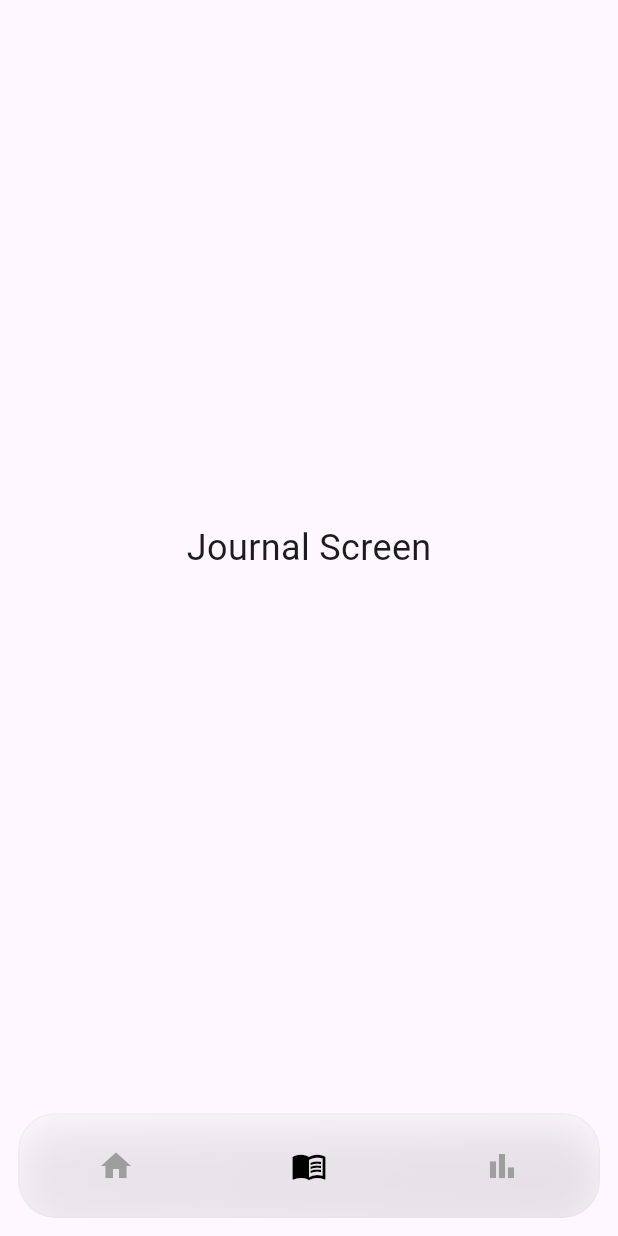
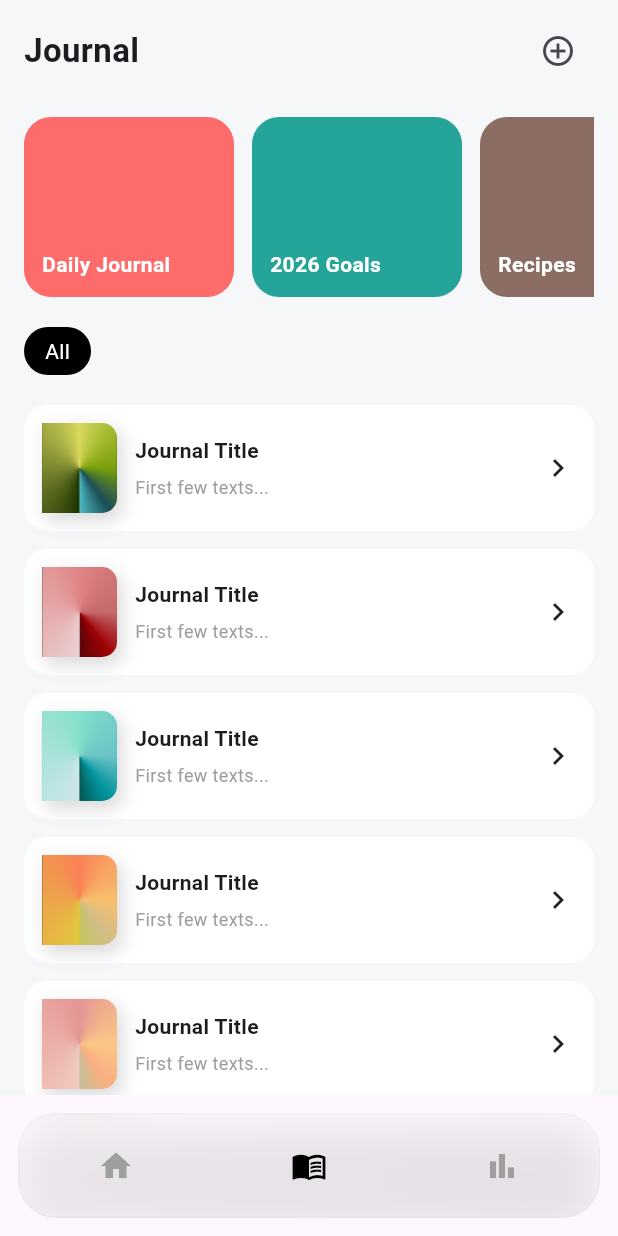
Before and after one commit to zela-Tech/Innerscape, a Flutter app: the screen it shows once a user with an empty profile is signed in, item 2 of the bottom bar chosen, on a phone screen of 412 x 824 dp. Run offline on Flutter 3.47's test engine with Material 3 defaults, Android fonts, the phone set to English and light mode, and no system bars; our stand-ins replace cloud_firestore, firebase_auth, firebase_core; accounts and stored records are empty.

Commit message:
feat(journal-main-ui): add base journal screen ui

```diff
--- a/lib/screens/journal_screen.dart
+++ b/lib/screens/journal_screen.dart
@@ -1,17 +1,197 @@
 import 'package:flutter/material.dart';
+import './add_Journal_screen.dart';
 
 class JournalScreen extends StatelessWidget {
   const JournalScreen({super.key});
 
+  final List<String> journalCovers = const [
+    "assets/images/green_cover.png",
+    "assets/images/red_cover.png",
+    "assets/images/teal_cover.png",
+    "assets/images/orange_cover.png",
+    "assets/images/pink_cover.png",
+    "assets/images/blue_cover.png",
+    "assets/images/purple_cover.png",
+  ];
+
   @override
   Widget build(BuildContext context) {
-    return const Scaffold(
-      body: Center(
-        child: Text(
-          "Journal Screen",
-          style: TextStyle(fontSize: 24),
+    return Scaffold(
+      backgroundColor: const Color(0xFFF6F7F9),
+
+      body: SafeArea(
+        child: Padding(
+          padding: const EdgeInsets.symmetric(horizontal: 16),
+          child: Column(
+            crossAxisAlignment: CrossAxisAlignment.start,
+            children: [
+
+              const SizedBox(height: 10),
+
+              //header
+              Row(
+                mainAxisAlignment: MainAxisAlignment.spaceBetween,
+                children: [
+                  const Text(
+                    "Journal",
+                    style: TextStyle(
+                      fontSize: 22,
+                      fontWeight: FontWeight.w600,
+                    ),
+                  ),
+
+                  Row(
+                    children: [
+                      IconButton(
+                        icon: const Icon(Icons.add_circle_outline),
+                        onPressed: () {
+                          Navigator.push(
+                            context,
+                            MaterialPageRoute(
+                              builder: (_) => const AddJournalScreen(),
+                            ),
+                          );
+                        },
+                      ),
+                    ],
+                  )
+                ],
+              ),
+
+              const SizedBox(height: 20),
+
+              // feature journals/most recent
+              SizedBox(
+                height: 120,
+                child: ListView(
+                  scrollDirection: Axis.horizontal,
+                  children: [
+                    _topCard("Daily Journal", Colors.redAccent),
+                    _topCard("2026 Goals", Colors.teal),
+                    _topCard("Recipes", Colors.brown),
+                  ],
+                ),
+              ),
+
+              const SizedBox(height: 20),
+              //TODO: ADD filter chips
+              Container(
+                padding: const EdgeInsets.symmetric(horizontal: 14, vertical: 6),
+                decoration: BoxDecoration(
+                  color: Colors.black,
+                  borderRadius: BorderRadius.circular(20),
+                ),
+                child: const Text(
+                  "All",
+                  style: TextStyle(color: Colors.white),
+                ),
+              ),
+
+              const SizedBox(height: 20),
+
+              Expanded(
+                child: ListView.builder(
+                  itemCount: journalCovers.length,
+                  itemBuilder: (context, index) {
+                    return _journalTile(journalCovers[index]);
+                  },
+                ),
+              ),
+            ],
+          ),
         ),
       ),
     );
   }
+
+  Widget _topCard(String title, Color color) {
+    return Container(
+      width: 140,
+      margin: const EdgeInsets.only(right: 12),
+      decoration: BoxDecoration(
+        color: color.withValues(alpha: 0.85),
+        borderRadius: BorderRadius.circular(18),
+      ),
+      child: Padding(
+        padding: const EdgeInsets.all(12),
+        child: Align(
+          alignment: Alignment.bottomLeft,
+          child: Text(
+            title,
+            style: const TextStyle(
+              color: Colors.white,
+              fontWeight: FontWeight.w600,
+            ),
+          ),
+        ),
+      ),
+    );
+  }
+
+  Widget _journalTile(String imagePath) {
+    return Container(
+      margin: const EdgeInsets.only(bottom: 12),
+      padding: const EdgeInsets.all(12),
+      decoration: BoxDecoration(
+        color: Colors.white,
+        borderRadius: BorderRadius.circular(16),
+      ),
+      child: Row(
+        children: [
+
+          //book cover
+          Container(
+            width: 50,
+            height: 60,
+            decoration: BoxDecoration(
+              borderRadius: const BorderRadius.only(
+                topRight: Radius.circular(10),
+                bottomRight: Radius.circular(10),
+                topLeft: Radius.circular(0),
+                bottomLeft: Radius.circular(0),
+              ),
+              boxShadow: [
+                BoxShadow(
+                  color: Colors.black.withValues(alpha: 0.15),
+                  blurRadius: 10,
+                  offset: const Offset(3, 5),
+                ),
+              ],
+            ),
+            child: ClipRRect(
+              borderRadius: const BorderRadius.only(
+                topRight: Radius.circular(10),
+                bottomRight: Radius.circular(10),
+              ),
+              child: Image.asset(
+                imagePath,
+                fit: BoxFit.cover,
+              ),
+            ),
+          ),
+
+          const SizedBox(width: 12),
+
+          const Expanded(
+            child: Column(
+              crossAxisAlignment: CrossAxisAlignment.start,
+              children: [
+                Text(
+                  "Journal Title",
+                  style: TextStyle(fontWeight: FontWeight.w600),
+                ),
+                SizedBox(height: 6),
+                Text(
+                  "First few texts...",
+                  style: TextStyle(color: Colors.grey, fontSize: 12),
+                ),
+              ],
+            ),
+          ),
+
+          const Icon(Icons.chevron_right),
+        ],
+      ),
+    );
+  }
 }
```
